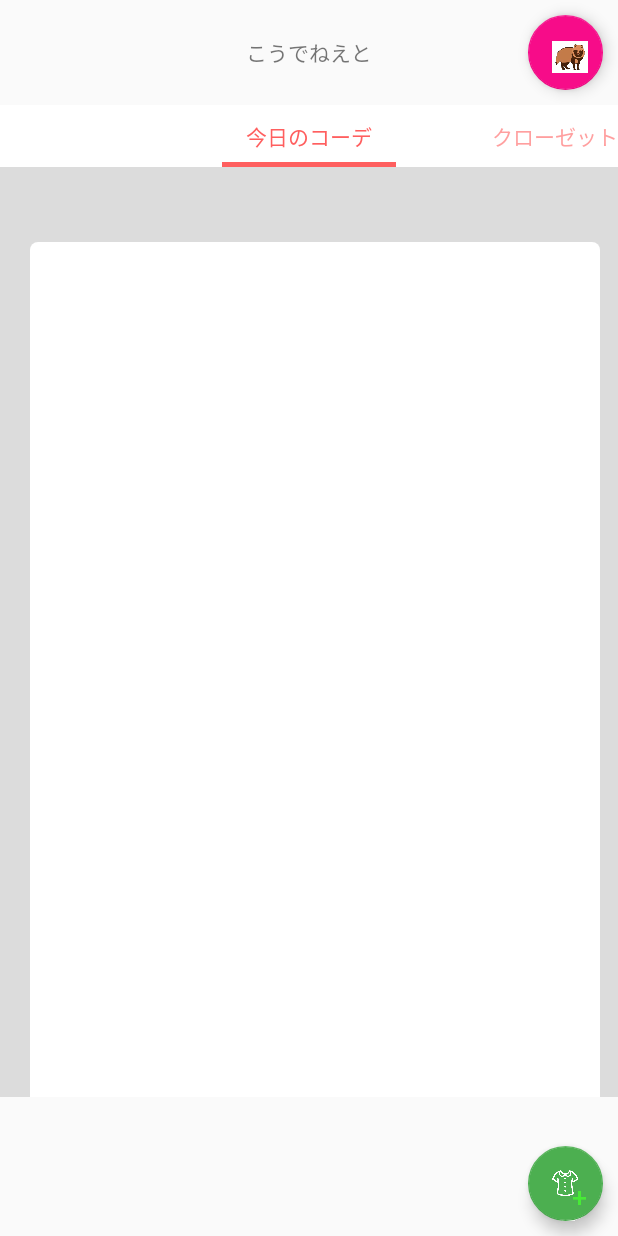
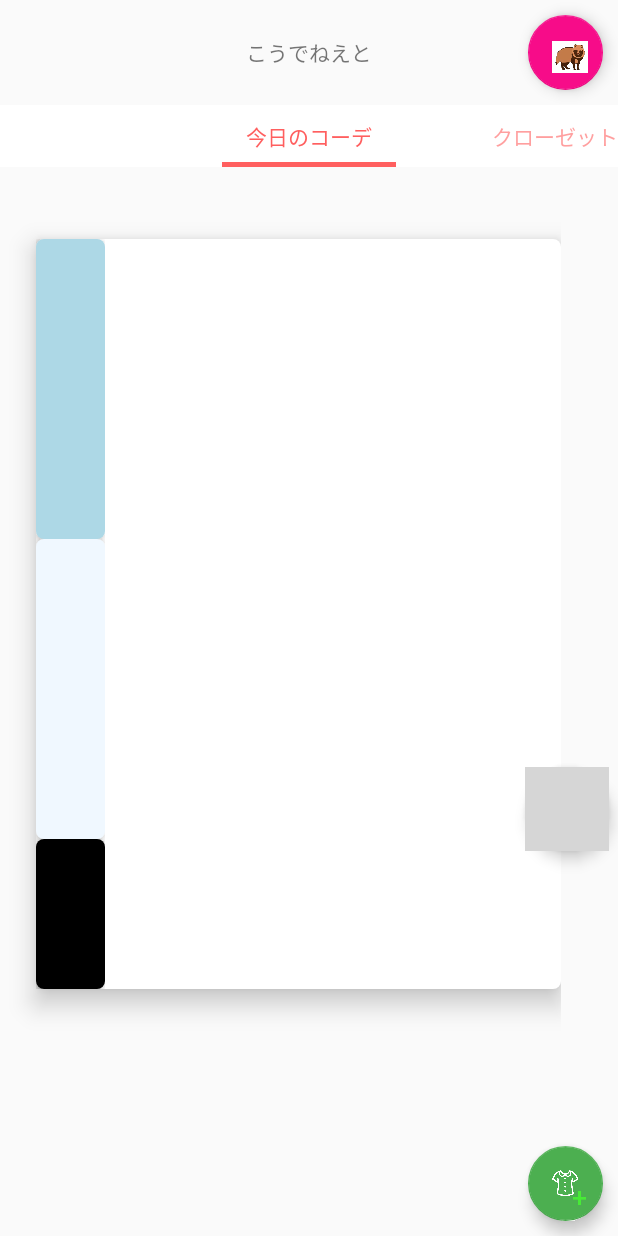
Before and after one commit to hamigakitanuki/codnate_android, an Android app: the Fragment0 screen opened directly, with no data from a screen before it, on a phone screen of 412 x 824 dp. Run offline under Robolectric (Android 15) with nearby library versions, the phone set to English and light mode, and no system bars; libraries missing offline, so code that uses them is left out: com.github.mikephil.charting; 1 statement that could not run was skipped; grey boxes are pictures that could not be loaded.

Commit message:
コーディネート部分更新

```diff
--- /dev/null
+++ b/app/src/main/res/drawable/start_back_style4.xml
@@ -0,0 +1,13 @@
+<?xml version="1.0" encoding="utf-8"?>
+<shape xmlns:android="http://schemas.android.com/apk/res/android"
+    android:shape="rectangle">
+
+    <!-- 背景色 -->
+    <solid android:color="#e0ffff" />
+
+    <!-- 角の丸み -->
+    <corners android:radius="50dp" />
+
+
+
+</shape>
--- /dev/null
+++ b/app/src/main/res/drawable/text_style1.xml
@@ -0,0 +1,13 @@
+<?xml version="1.0" encoding="utf-8"?>
+<shape xmlns:android="http://schemas.android.com/apk/res/android"
+    android:shape="rectangle">
+
+    <!-- 背景色 -->
+    <solid android:color="#add8e6" />
+
+    <!-- 角の丸み -->
+    <corners android:radius="5dp" />
+
+
+
+</shape>
--- /dev/null
+++ b/app/src/main/res/drawable/text_style2.xml
@@ -0,0 +1,13 @@
+<?xml version="1.0" encoding="utf-8"?>
+<shape xmlns:android="http://schemas.android.com/apk/res/android"
+    android:shape="rectangle">
+
+    <!-- 背景色 -->
+    <solid android:color="#000000" />
+
+    <!-- 角の丸み -->
+    <corners android:radius="5dp" />
+
+
+
+</shape>
--- /dev/null
+++ b/app/src/main/res/drawable/text_style3.xml
@@ -0,0 +1,13 @@
+<?xml version="1.0" encoding="utf-8"?>
+<shape xmlns:android="http://schemas.android.com/apk/res/android"
+    android:shape="rectangle">
+
+    <!-- 背景色 -->
+    <solid android:color="#f0f8ff" />
+
+    <!-- 角の丸み -->
+    <corners android:radius="5dp" />
+
+
+
+</shape>
--- /dev/null
+++ b/app/src/main/res/drawable/text_style4.xml
@@ -0,0 +1,13 @@
+<?xml version="1.0" encoding="utf-8"?>
+<shape xmlns:android="http://schemas.android.com/apk/res/android"
+    android:shape="rectangle">
+
+    <!-- 背景色 -->
+    <solid android:color="#000000" />
+
+    <!-- 角の丸み -->
+    <corners android:radius="5dp" />
+
+
+
+</shape>
--- a/app/src/main/res/layout/activity_main.xml
+++ b/app/src/main/res/layout/activity_main.xml
@@ -6,63 +6,64 @@
     android:layout_height="match_parent"
     android:orientation="vertical">
 
-    <FrameLayout
+    <HorizontalScrollView
         android:layout_width="match_parent"
         android:layout_height="match_parent"
-        android:background="#dcdcdc">
+        android:fadeScrollbars="false"
 
-        <HorizontalScrollView
-            android:layout_width="match_parent"
-            android:layout_height="650dp"
-            android:layout_marginBottom="250dp"
-            android:fadeScrollbars="false"
-            android:scrollbarThumbHorizontal="@color/colorPrimary">
+        android:scrollbarThumbHorizontal="@color/colorPrimary" >
 
-            <LinearLayout
-                android:layout_width="wrap_content"
-                android:layout_height="600dp"
-                android:layout_marginTop="50dp"
-                android:layout_marginBottom="300dp"
-                android:scrollbarThumbHorizontal="@color/colorAccent"
-                android:scrollbarThumbVertical="@color/colorAccent"
-                android:scrollbarTrackHorizontal="@color/colorAccent"
-                android:scrollbarTrackVertical="@color/colorAccent">
+        <LinearLayout
+            android:layout_width="wrap_content"
+            android:layout_height="match_parent"
+            android:orientation="horizontal">
+
+            <FrameLayout
+                android:layout_width="match_parent"
+                android:layout_height="match_parent">
+
 
                 <FrameLayout
-                    android:layout_width="match_parent"
-                    android:layout_height="match_parent"
-                    android:layout_marginStart="20dp"
-                    android:background="@drawable/frame_style">
+                    android:layout_width="350dp"
+                    android:layout_height="500dp"
+                    android:layout_marginLeft="24dp"
+                    android:layout_marginTop="48dp"
+                    android:layout_marginBottom="46dp"
+                    android:background="@drawable/frame_style"
+                    android:elevation="10dp">
 
                     <LinearLayout
-                        android:layout_width="40dp"
-                        android:layout_height="500dp"
-                        android:layout_marginStart="25dp"
-                        android:layout_marginTop="50dp"
+                        android:layout_width="46dp"
+                        android:layout_height="match_parent"
+
                         android:orientation="vertical">
 
                         <TextView
                             android:id="@+id/tops_color1"
                             android:layout_width="match_parent"
-                            android:layout_height="200dp" />
+                            android:layout_height="200dp"
+                            android:background="@drawable/text_style1"
+                            android:elevation="4dp" />
 
                         <TextView
                             android:id="@+id/botoms_color1"
                             android:layout_width="match_parent"
-                            android:layout_height="200dp" />
+                            android:layout_height="200dp"
+                            android:background="@drawable/text_style3"
+                            android:elevation="4dp" />
 
                         <TextView
                             android:id="@+id/shoese_color1"
                             android:layout_width="match_parent"
-                            android:layout_height="100dp" />
+                            android:layout_height="100dp"
+                            android:background="@drawable/text_style2"
+                            android:elevation="4dp" />
                     </LinearLayout>
 
                     <FrameLayout
-                        android:layout_width="300dp"
-                        android:layout_height="500dp"
-                        android:layout_marginStart="60dp"
-                        android:layout_marginTop="50dp"
-                        android:layout_marginEnd="20dp">
+                        android:layout_width="match_parent"
+                        android:layout_height="match_parent"
+                        android:layout_marginStart="46dp">
 
                         <ImageView
                             android:id="@+id/main_tops_1"
@@ -100,13 +101,27 @@
                             android:layout_marginTop="45dp"
                             android:layout_marginEnd="13dp"
                             tools:srcCompat="@tools:sample/avatars" />
+
                     </FrameLayout>
+
                 </FrameLayout>
 
-            </LinearLayout>
-        </HorizontalScrollView>
 
-    </FrameLayout>
+            </FrameLayout>
+
+        </LinearLayout>
+    </HorizontalScrollView>
+
+    <com.google.android.material.floatingactionbutton.FloatingActionButton
+        android:id="@+id/floatingActionButton"
+        android:layout_width="wrap_content"
+        android:layout_height="wrap_content"
+        android:layout_marginStart="350dp"
+        android:layout_marginTop="400dp"
+
+        android:backgroundTint="#ffffff"
+        android:clickable="true"
+        app:srcCompat="@drawable/more_codnate" />
 
 
 </RelativeLayout>
```
